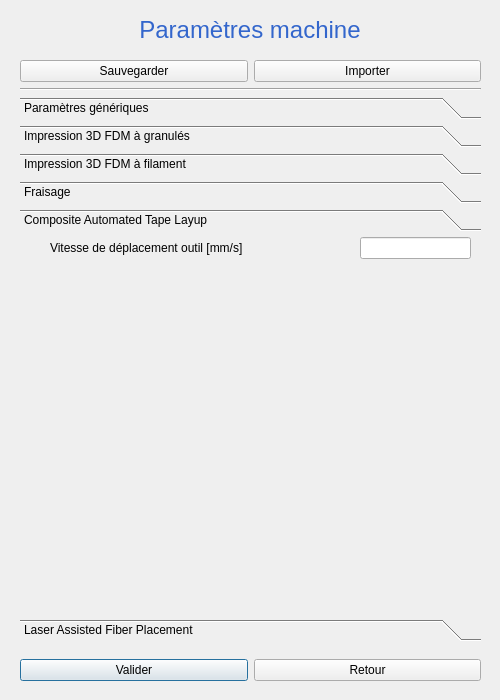
Above: assets/Interface_QT/ui/Parameters.ui from FatPinguin/ToolPathWizard_dev before the change. Below: the same form after it.
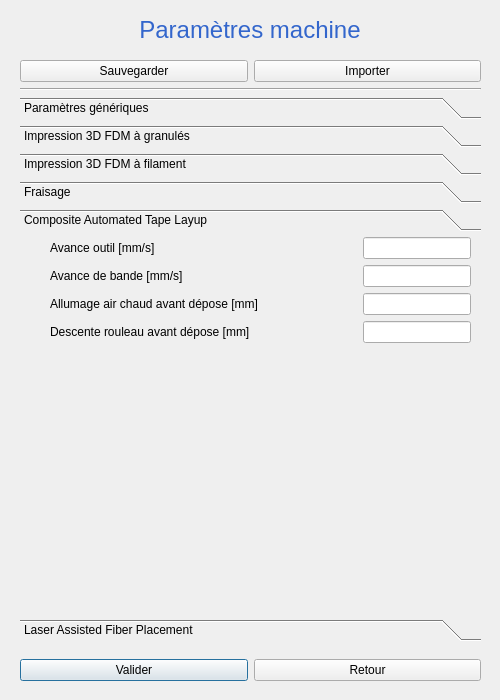
That is the form after the change. The open tabs and pages were chosen to show the change.

The edit to the form file:
```diff
--- a/assets/Interface_QT/ui/Parameters.ui
+++ b/assets/Interface_QT/ui/Parameters.ui
@@ -555,10 +555,24 @@
          </rect>
         </property>
         <layout class="QGridLayout" name="gridLayout_4">
+         <item row="1" column="0">
+          <widget class="QLabel" name="label_ATL_feedRate">
+           <property name="text">
+            <string>Avance de bande [mm/s]</string>
+           </property>
+          </widget>
+         </item>
+         <item row="2" column="0">
+          <widget class="QLabel" name="label_7">
+           <property name="text">
+            <string>Allumage air chaud avant dépose [mm]</string>
+           </property>
+          </widget>
+         </item>
          <item row="0" column="0">
           <widget class="QLabel" name="label_15">
            <property name="text">
-            <string>Vitesse de déplacement outil [mm/s]</string>
+            <string>Avance outil [mm/s]</string>
            </property>
           </widget>
          </item>
@@ -578,7 +592,7 @@
          <item row="0" column="2">
           <widget class="QLineEdit" name="lineEdit_airTape_speed"/>
          </item>
-         <item row="1" column="0">
+         <item row="4" column="0">
           <spacer name="verticalSpacer_5">
            <property name="orientation">
             <enum>Qt::Vertical</enum>
@@ -591,6 +605,22 @@
            </property>
           </spacer>
          </item>
+         <item row="3" column="0">
+          <widget class="QLabel" name="label_10">
+           <property name="text">
+            <string>Descente rouleau avant dépose [mm]</string>
+           </property>
+          </widget>
+         </item>
+         <item row="1" column="2">
+          <widget class="QLineEdit" name="lineEdit_airTape_feedrate"/>
+         </item>
+         <item row="2" column="2">
+          <widget class="QLineEdit" name="lineEdit_airTape_airStart"/>
+         </item>
+         <item row="3" column="2">
+          <widget class="QLineEdit" name="lineEdit_airTape_rollDown"/>
+         </item>
         </layout>
        </widget>
       </widget>
```
Left out of the diff: 14 changed lines with no effect on the pictures.
